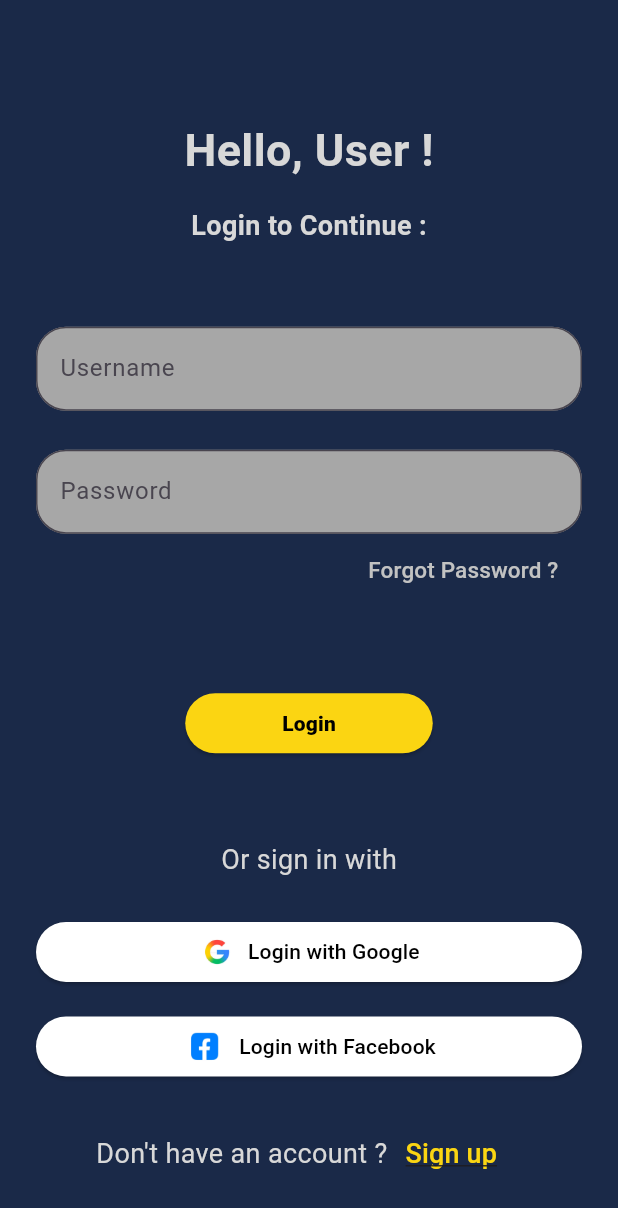
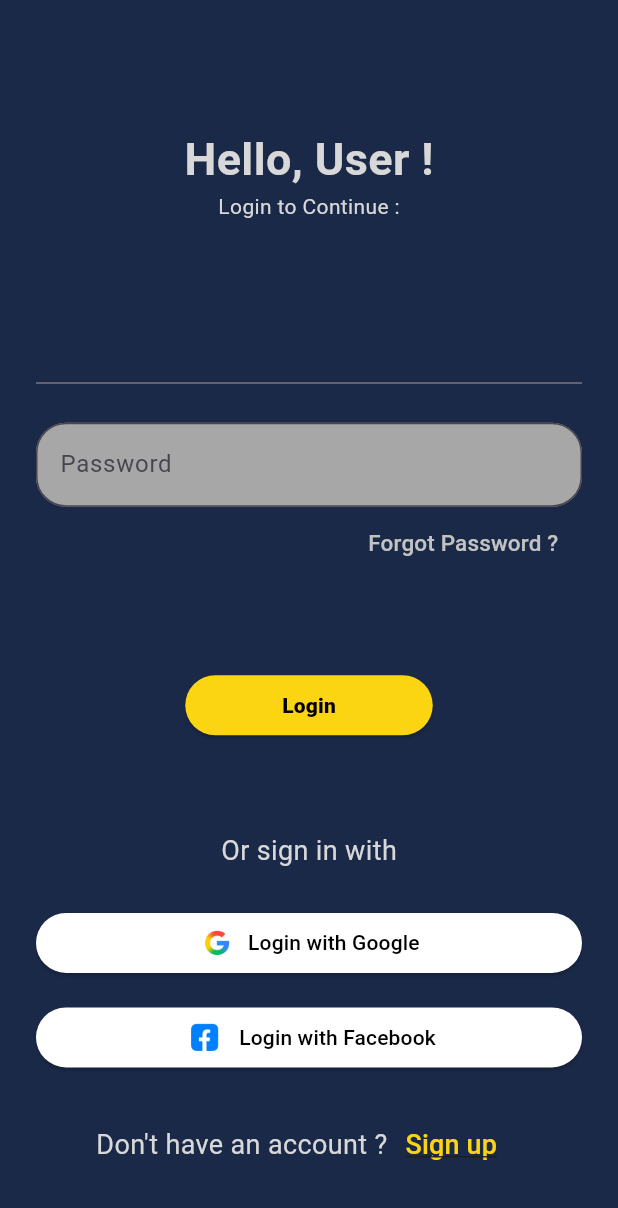
Before and after one commit to anmol-sarin/Flutter-Projects, a Flutter app: the screen it shows after launch, on a phone screen of 412 x 824 dp. Shown: the top 1208 px of the screen. Run offline on Flutter 3.47's test engine with Material 3 defaults, Android fonts, the phone set to English and light mode, and no system bars.

Commit message:
HOLI COMMIT

```diff
--- a/lib/pages/loginPage.dart
+++ b/lib/pages/loginPage.dart
@@ -28,16 +28,16 @@ class LoginPage extends StatelessWidget{
               ),
 
 
-                SizedBox(
-                  height:16 ,
-                ),
+                // SizedBox(
+                //   height:16 ,
+                // ),
 
 
                 Text("Login to Continue :",
                   style:TextStyle(
                   color:AppColors.font,
-                  fontWeight: FontWeight.bold,
-                  fontSize:18
+                  // fontWeight: FontWeight.bold,
+                  // fontSize:18
                   ),
                 ),
 
@@ -46,10 +46,10 @@ class LoginPage extends StatelessWidget{
 
             TextField(
               decoration:InputDecoration(
-              hintText:"Username",
-              border:OutlineInputBorder(borderRadius: BorderRadius.all(Radius.circular(20) )),
-              filled:true,
-              fillColor:AppColors.disFont,
+              // hintText:"Username",
+              // border:OutlineInputBorder(borderRadius: BorderRadius.all(Radius.circular(20) )),
+              // filled:true,
+              // fillColor:AppColors.disFont,
               )
             ),
 
```
